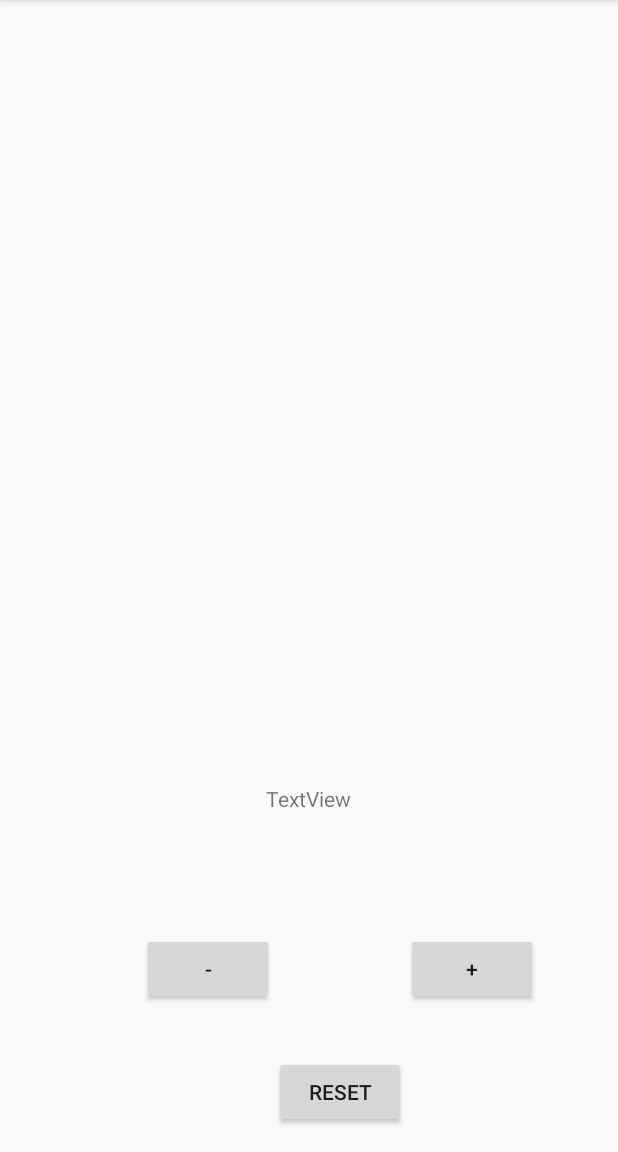
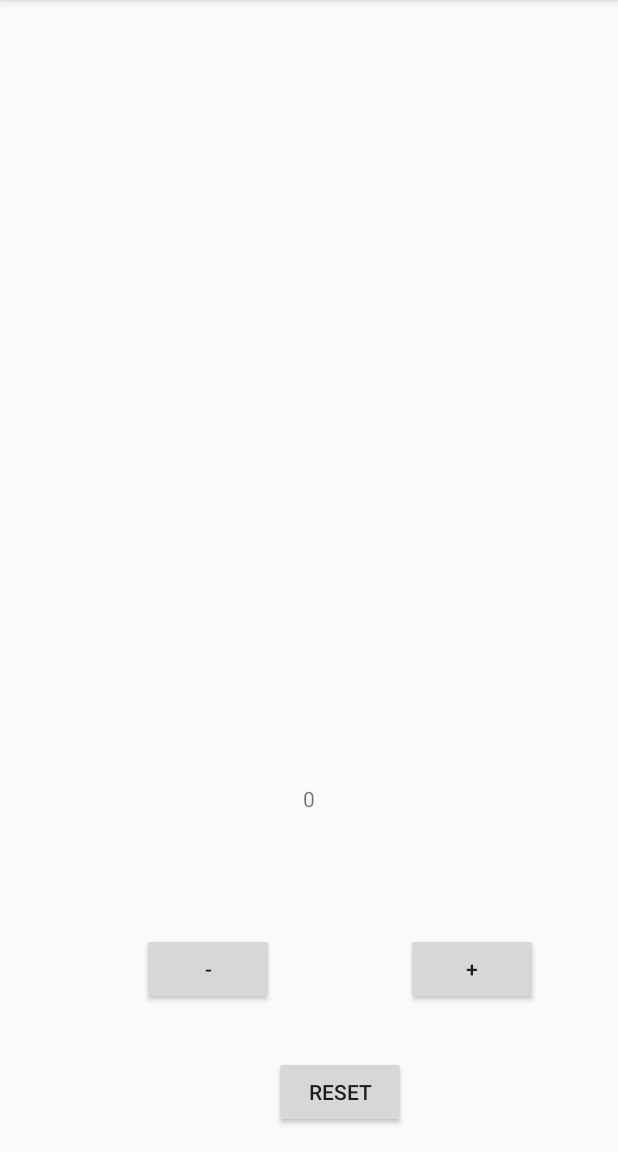
Before and after one commit to keanejc/Button-counter-keane, an Android app: the MainActivity screen opened directly, with no data from a screen before it, on a phone screen of 412 x 824 dp, the part 84-1236 px from its top. Run offline under Robolectric (Android 15) with nearby library versions, the phone set to English and light mode, and no system bars.

Commit message:
Todo's done, still debugging

```diff
--- a/app/src/main/AndroidManifest.xml
+++ b/app/src/main/AndroidManifest.xml
@@ -8,7 +8,10 @@
         android:label="@string/app_name"
         android:supportsRtl="true"
         android:theme="@style/AppTheme">
-        <activity android:name=".MainActivity"></activity>
+        <activity android:name=".MainActivity"> <intent-filter>
+            <category android:name="android.intent.category.LAUNCHER" />
+        </intent-filter></activity>
+
     </application>
 
 </manifest>
--- a/app/src/main/res/values/strings.xml
+++ b/app/src/main/res/values/strings.xml
@@ -3,6 +3,5 @@
     <string name="string1">-</string>
     <string name="string2">+</string>
     <string name="string3">Reset</string>
-    <string name="string4">TextView</string>
-
+    <string name="string4">0</string>
 </resources>
```
Also changed, not shown: app/src/main/java/com/introtoandriod/button_counter_keane/MainActivity.java (+14 -4 lines).
